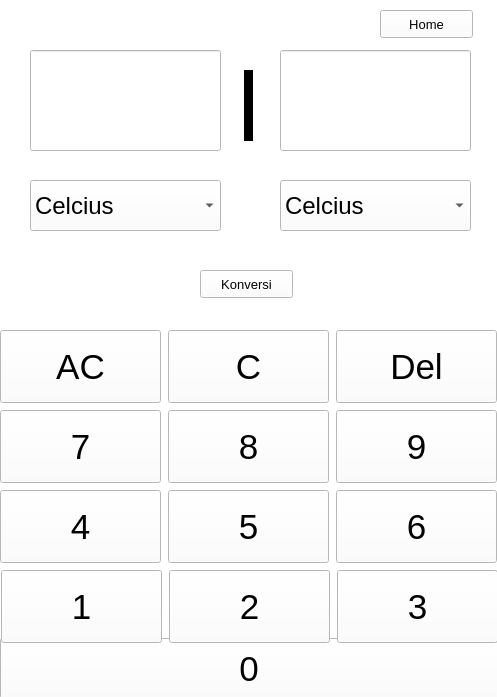
Qt form updated_calc.ui (uprcs-voyager/Kalkulator) before a commit.
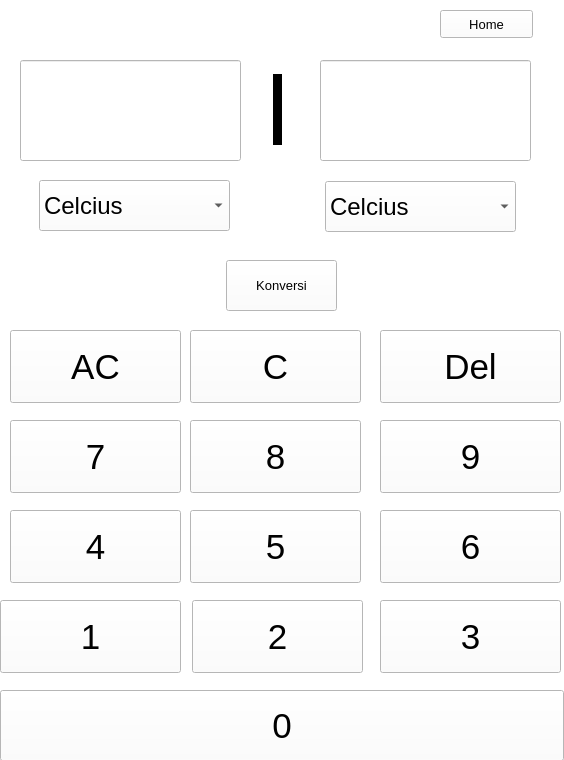
The same form after that commit.

Commit message: mode-suhu sudah work

Patch:
```diff
--- a/updated_calc.ui
+++ b/updated_calc.ui
@@ -6,8 +6,8 @@
    <rect>
     <x>0</x>
     <y>0</y>
-    <width>497</width>
-    <height>697</height>
+    <width>564</width>
+    <height>760</height>
    </rect>
   </property>
   <property name="windowTitle">
@@ -18,8 +18,8 @@
     <rect>
      <x>0</x>
      <y>0</y>
-     <width>499</width>
-     <height>699</height>
+     <width>571</width>
+     <height>761</height>
     </rect>
    </property>
    <property name="currentIndex">
@@ -135,9 +135,9 @@
      <property name="geometry">
       <rect>
        <x>0</x>
-       <y>638</y>
-       <width>498</width>
-       <height>61</height>
+       <y>690</y>
+       <width>564</width>
+       <height>71</height>
       </rect>
      </property>
      <property name="font">
@@ -152,9 +152,9 @@
     <widget class="QPushButton" name="nomor_1">
      <property name="geometry">
       <rect>
-       <x>1</x>
-       <y>570</y>
-       <width>161</width>
+       <x>0</x>
+       <y>600</y>
+       <width>181</width>
        <height>73</height>
       </rect>
      </property>
@@ -170,9 +170,9 @@
     <widget class="QPushButton" name="nomor_2">
      <property name="geometry">
       <rect>
-       <x>169</x>
-       <y>570</y>
-       <width>161</width>
+       <x>192</x>
+       <y>600</y>
+       <width>171</width>
        <height>73</height>
       </rect>
      </property>
@@ -188,9 +188,9 @@
     <widget class="QPushButton" name="nomor_3">
      <property name="geometry">
       <rect>
-       <x>337</x>
-       <y>570</y>
-       <width>161</width>
+       <x>380</x>
+       <y>600</y>
+       <width>181</width>
        <height>73</height>
       </rect>
      </property>
@@ -206,9 +206,9 @@
     <widget class="QPushButton" name="nomor_5">
      <property name="geometry">
       <rect>
-       <x>168</x>
-       <y>490</y>
-       <width>161</width>
+       <x>190</x>
+       <y>510</y>
+       <width>171</width>
        <height>73</height>
       </rect>
      </property>
@@ -224,9 +224,9 @@
     <widget class="QPushButton" name="nomor_4">
      <property name="geometry">
       <rect>
-       <x>0</x>
-       <y>490</y>
-       <width>161</width>
+       <x>10</x>
+       <y>510</y>
+       <width>171</width>
        <height>73</height>
       </rect>
      </property>
@@ -242,9 +242,9 @@
     <widget class="QPushButton" name="nomor_6">
      <property name="geometry">
       <rect>
-       <x>336</x>
-       <y>490</y>
-       <width>161</width>
+       <x>380</x>
+       <y>510</y>
+       <width>181</width>
        <height>73</height>
       </rect>
      </property>
@@ -260,9 +260,9 @@
     <widget class="QPushButton" name="nomor_9">
      <property name="geometry">
       <rect>
-       <x>336</x>
-       <y>410</y>
-       <width>161</width>
+       <x>380</x>
+       <y>420</y>
+       <width>181</width>
        <height>73</height>
       </rect>
      </property>
@@ -278,9 +278,9 @@
     <widget class="QPushButton" name="nomor_8">
      <property name="geometry">
       <rect>
-       <x>168</x>
-       <y>410</y>
-       <width>161</width>
+       <x>190</x>
+       <y>420</y>
+       <width>171</width>
        <height>73</height>
       </rect>
      </property>
@@ -296,9 +296,9 @@
     <widget class="QPushButton" name="nomor_7">
      <property name="geometry">
       <rect>
-       <x>0</x>
-       <y>410</y>
-       <width>161</width>
+       <x>10</x>
+       <y>420</y>
+       <width>171</width>
        <height>73</height>
       </rect>
      </property>
@@ -314,9 +314,9 @@
     <widget class="QPushButton" name="push_c">
      <property name="geometry">
       <rect>
-       <x>168</x>
+       <x>190</x>
        <y>330</y>
-       <width>161</width>
+       <width>171</width>
        <height>73</height>
       </rect>
      </property>
@@ -332,9 +332,9 @@
     <widget class="QPushButton" name="push_ac">
      <property name="geometry">
       <rect>
-       <x>0</x>
+       <x>10</x>
        <y>330</y>
-       <width>161</width>
+       <width>171</width>
        <height>73</height>
       </rect>
      </property>
@@ -350,9 +350,9 @@
     <widget class="QPushButton" name="push_del">
      <property name="geometry">
       <rect>
-       <x>336</x>
+       <x>380</x>
        <y>330</y>
-       <width>161</width>
+       <width>181</width>
        <height>73</height>
       </rect>
      </property>
@@ -368,8 +368,8 @@
     <widget class="QFrame" name="frame">
      <property name="geometry">
       <rect>
-       <x>240</x>
-       <y>70</y>
+       <x>269</x>
+       <y>74</y>
        <width>16</width>
        <height>71</height>
       </rect>
@@ -387,7 +387,7 @@
     <widget class="QPushButton" name="tombol_home">
      <property name="geometry">
       <rect>
-       <x>380</x>
+       <x>440</x>
        <y>10</y>
        <width>93</width>
        <height>28</height>
@@ -405,9 +405,9 @@
     <widget class="QLineEdit" name="input_kanan">
      <property name="geometry">
       <rect>
-       <x>280</x>
-       <y>50</y>
-       <width>191</width>
+       <x>320</x>
+       <y>60</y>
+       <width>211</width>
        <height>101</height>
       </rect>
      </property>
@@ -423,9 +423,9 @@
     <widget class="QLineEdit" name="output_kiri">
      <property name="geometry">
       <rect>
-       <x>30</x>
-       <y>50</y>
-       <width>191</width>
+       <x>20</x>
+       <y>60</y>
+       <width>221</width>
        <height>101</height>
       </rect>
      </property>
@@ -444,10 +444,10 @@
     <widget class="QPushButton" name="tombol_konversi">
      <property name="geometry">
       <rect>
-       <x>200</x>
-       <y>270</y>
-       <width>93</width>
-       <height>28</height>
+       <x>226</x>
+       <y>260</y>
+       <width>111</width>
+       <height>51</height>
       </rect>
      </property>
      <property name="font">
@@ -462,8 +462,8 @@
     <widget class="QComboBox" name="combo_input">
      <property name="geometry">
       <rect>
-       <x>280</x>
-       <y>180</y>
+       <x>325</x>
+       <y>181</y>
        <width>191</width>
        <height>51</height>
       </rect>
@@ -492,7 +492,7 @@
     <widget class="QComboBox" name="combo_output">
      <property name="geometry">
       <rect>
-       <x>30</x>
+       <x>39</x>
        <y>180</y>
        <width>191</width>
        <height>51</height>
```
Left out of the diff: 50 changed lines with no effect on the pictures. The commit also changes 1 other file.
